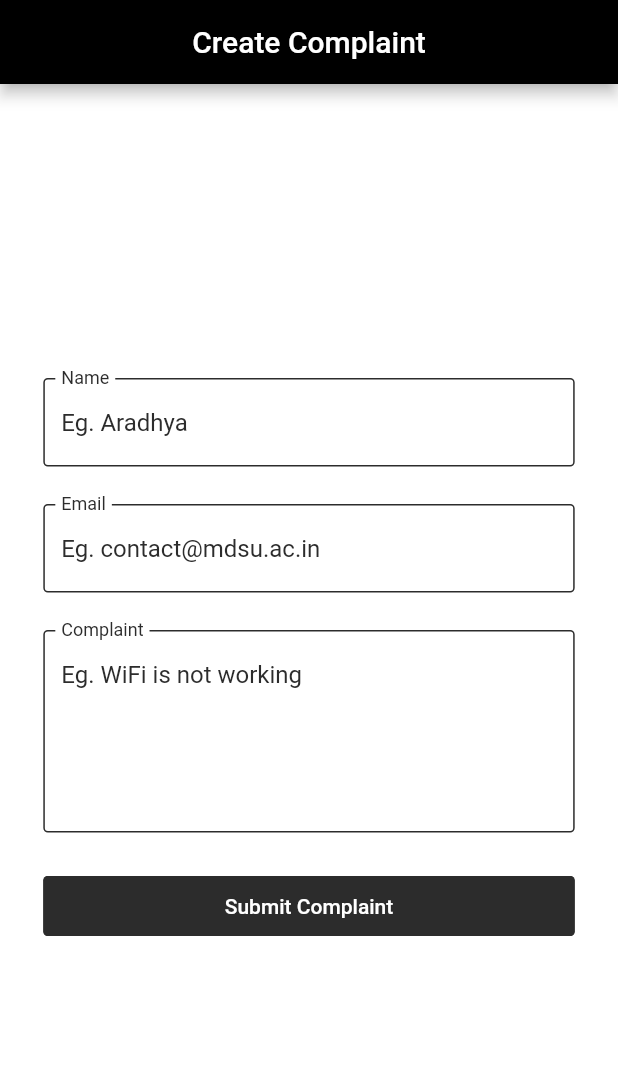
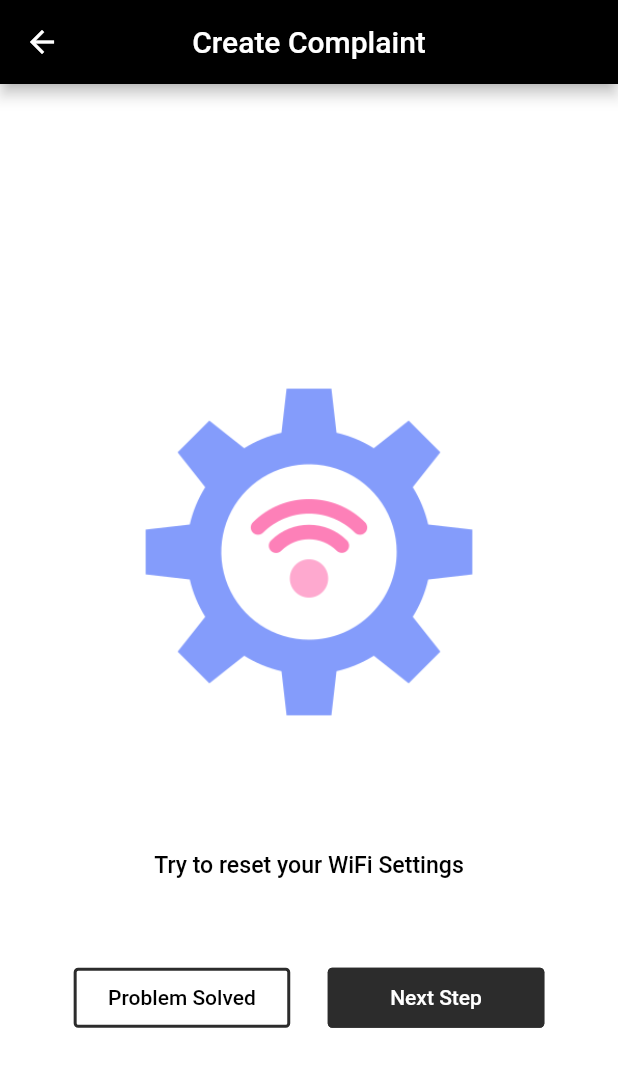
Before and after one commit to narayanvyas/mdsu_wifi_complaint, a Flutter app: the screen it shows after launch, after a tap on "Student", on a phone screen of 412 x 824 dp. Shown: the top 1067 px of the screen. Run offline on Flutter 3.47's test engine with Material 2 defaults, Android fonts, the phone set to English and light mode, and no system bars; our stand-ins replace cloud_firestore, firebase_core, flutter_screenutil, fluttertoast, get, get_storage; accounts and stored records are empty; Roboto replaces fonts that are missing (Roboto Bold, Roboto Regular).

Commit message:
Added Questioner, Icons

```diff
--- a/lib/app/modules/complaint/views/complaint_view.dart
+++ b/lib/app/modules/complaint/views/complaint_view.dart
@@ -2,6 +2,8 @@ import 'package:flutter/material.dart';
 import 'package:flutter_screenutil/flutter_screenutil.dart';
 
 import 'package:get/get.dart';
+import 'package:wifi_complaint/app/modules/complaint/views/complaint_success_view.dart';
+import 'package:wifi_complaint/app/modules/complaint/views/troubleshooting_view.dart';
 import 'package:wifi_complaint/app/theme/app_colors.dart';
 import 'package:wifi_complaint/app/theme/ui_helpers.dart';
 
@@ -11,9 +13,8 @@ import '../controllers/complaint_controller.dart';
 
 class ComplaintView extends GetView<ComplaintController> {
   final bool isDepartmentalComplaint;
-  ComplaintView({required this.isDepartmentalComplaint, Key? key})
+  const ComplaintView({required this.isDepartmentalComplaint, Key? key})
       : super(key: key);
-  final c = Get.put(ComplaintController());
   @override
   Widget build(BuildContext context) {
     return Scaffold(
@@ -21,11 +22,21 @@ class ComplaintView extends GetView<ComplaintController> {
         title: const Text('Create Complaint'),
         centerTitle: true,
       ),
-      body: Center(
+      body: Obx(() => controller.currentTroubleshootingIndex.value < 2
+          ? const TroubleshootingView()
+          : controller.currentTroubleshootingIndex.value == 3
+              ? const ComplaintSuccessView()
+              : Center(
                   child: ListView(
-          padding: EdgeInsets.symmetric(vertical: 30.h, horizontal: 30.w),
+                    padding:
+                        EdgeInsets.symmetric(vertical: 30.h, horizontal: 30.w),
                     shrinkWrap: true,
                     children: [
+                      Image.asset(
+                        'assets/images/complaint_form.png',
+                        height: 150.h,
+                      ),
+                      verticalSpaceLarge,
                       if (isDepartmentalComplaint)
                         SizedBox(
                           child: DropdownButtonFormField<String>(
@@ -50,7 +61,8 @@ class ComplaintView extends GetView<ComplaintController> {
                             dropdownColor: isDarkMode()
                                 ? AppColors.blackColor
                                 : AppColors.whiteColor,
-                  items: controller.departmentList.map((String value) {
+                            items:
+                                controller.departmentList.map((String value) {
                               return DropdownMenuItem<String>(
                                 value: value,
                                 child: SizedBox(
@@ -75,18 +87,21 @@ class ComplaintView extends GetView<ComplaintController> {
                       TextField(
                         controller: controller.emailController,
                         decoration: customTextFormFieldDecoration.copyWith(
-                  labelText: 'Email', hintText: 'Eg. contact@mdsu.ac.in'),
+                            labelText: 'Email',
+                            hintText: 'Eg. contact@mdsu.ac.in'),
                       ),
                       verticalSpaceMedium,
                       TextField(
                         controller: controller.complaintController,
                         maxLines: 5,
                         decoration: customTextFormFieldDecoration.copyWith(
-                  labelText: 'Complaint', hintText: 'Eg. WiFi is not working'),
+                            labelText: 'Complaint',
+                            hintText: 'Eg. WiFi is not working'),
                       ),
                       verticalSpaceMedium,
                       TextButton(
-              onPressed: () async => await controller.submitComplaint(),
+                        onPressed: () async =>
+                            await controller.submitComplaint(),
                         child: Text(
                           'Submit Complaint',
                           style: TextStyle(color: AppColors.whiteColor),
@@ -94,7 +109,7 @@ class ComplaintView extends GetView<ComplaintController> {
                       )
                     ],
                   ),
-      ),
+                )),
     );
   }
 }
--- /dev/null
+++ b/lib/app/modules/complaint/views/troubleshooting_view.dart
@@ -0,0 +1,62 @@
+import 'package:flutter/material.dart';
+import 'package:flutter_screenutil/flutter_screenutil.dart';
+
+import 'package:get/get.dart';
+import 'package:wifi_complaint/app/modules/complaint/controllers/complaint_controller.dart';
+import 'package:wifi_complaint/app/theme/app_colors.dart';
+import 'package:wifi_complaint/app/theme/button_styles.dart';
+import 'package:wifi_complaint/app/theme/ui_helpers.dart';
+
+class TroubleshootingView extends GetView<ComplaintController> {
+  const TroubleshootingView({Key? key}) : super(key: key);
+  @override
+  Widget build(BuildContext context) {
+    return Center(
+        child: Obx(() => ListView(
+              padding: EdgeInsets.symmetric(vertical: 30.h, horizontal: 30.w),
+              shrinkWrap: true,
+              children: [
+                Image.asset(controller.currentTroubleshootingIndex.value == 0
+                    ? 'assets/images/wifi_settings.png'
+                    : 'assets/images/restart_phone.png'),
+                Text(
+                  controller.currentTroubleshootingIndex.value == 0
+                      ? 'Try to reset your WiFi Settings'
+                      : 'Try Restarting Your Device',
+                  textAlign: TextAlign.center,
+                  style: TextStyle(
+                      fontWeight: FontWeight.w500,
+                      color: AppColors.blackColor,
+                      fontSize: 16.sp),
+                ),
+                verticalSpaceLarge,
+                Row(
+                  mainAxisAlignment: MainAxisAlignment.center,
+                  children: [
+                    TextButton(
+                        onPressed: () {
+                          controller.currentTroubleshootingIndex.value = 0;
+                          Get.back();
+                        },
+                        style: buttonStyleTwo.style,
+                        child: Text(
+                          'Problem Solved',
+                          style: TextStyle(color: AppColors.blackColor),
+                        )),
+                    horizontalSpaceMedium,
+                    TextButton(
+                        onPressed: () {
+                          controller.currentTroubleshootingIndex.value++;
+                        },
+                        child: Text(
+                          controller.currentTroubleshootingIndex.value != 1
+                              ? 'Next Step'
+                              : 'Raise Complaint',
+                          style: TextStyle(color: AppColors.whiteColor),
+                        )),
+                  ],
+                )
+              ],
+            )));
+  }
+}
--- a/lib/app/modules/home/views/home_view.dart
+++ b/lib/app/modules/home/views/home_view.dart
@@ -2,6 +2,7 @@ import 'package:flutter/material.dart';
 import 'package:flutter_screenutil/flutter_screenutil.dart';
 
 import 'package:get/get.dart';
+import 'package:wifi_complaint/app/modules/complaint/controllers/complaint_controller.dart';
 import 'package:wifi_complaint/app/modules/complaint/views/complaint_view.dart';
 import 'package:wifi_complaint/app/theme/app_colors.dart';
 import 'package:wifi_complaint/app/theme/ui_helpers.dart';
@@ -14,7 +15,7 @@ class HomeView extends GetView<HomeController> {
   Widget build(BuildContext context) {
     return Scaffold(
       appBar: AppBar(
-        title: const Text('WiFi Complaint'),
+        title: const Text('MDSU WiFi Complaint Portal'),
         centerTitle: true,
       ),
       body: Center(
@@ -25,13 +26,38 @@ class HomeView extends GetView<HomeController> {
               Card(
                 child: ListTile(
                   onTap: () {
-                    Get.to(ComplaintView(isDepartmentalComplaint: false));
+                    Get.find<ComplaintController>()
+                        .currentTroubleshootingIndex
+                        .value = 0;
+                    Get.to(const ComplaintView(isDepartmentalComplaint: false));
                   },
-                  leading: const Icon(Icons.person_outline),
-                  title: const Text('Student'),
-                  trailing: Icon(
-                    Icons.arrow_right_alt_outlined,
-                    color: AppColors.blueColor,
+                  title: Column(
+                    children: [
+                      Image.asset(
+                        'assets/images/student_image.png',
+                        height: 150.h,
+                      ),
+                      verticalSpaceMedium,
+                      Row(
+                        children: [
+                          Icon(
+                            Icons.person_outline,
+                            color: AppColors.redColor,
+                          ),
+                          horizontalSpaceSmall,
+                          const Text(
+                            'Student',
+                            style: TextStyle(fontWeight: FontWeight.w500),
+                          ),
+                          const Spacer(),
+                          Icon(
+                            Icons.arrow_right_alt_outlined,
+                            color: AppColors.redColor,
+                          ),
+                        ],
+                      ),
+                      verticalSpaceSmall,
+                    ],
                   ),
                 ),
               ),
@@ -39,13 +65,38 @@ class HomeView extends GetView<HomeController> {
               Card(
                 child: ListTile(
                   onTap: () {
-                    Get.to(ComplaintView(isDepartmentalComplaint: true));
+                    Get.find<ComplaintController>()
+                        .currentTroubleshootingIndex
+                        .value = 0;
+                    Get.to(const ComplaintView(isDepartmentalComplaint: true));
                   },
-                  leading: const Icon(Icons.crop_original_outlined),
-                  title: const Text('Department'),
-                  trailing: Icon(
-                    Icons.arrow_right_alt_outlined,
-                    color: AppColors.blueColor,
+                  title: Column(
+                    children: [
+                      Image.asset(
+                        'assets/images/department.png',
+                        height: 150.h,
+                      ),
+                      verticalSpaceMedium,
+                      Row(
+                        children: [
+                          Icon(
+                            Icons.house_outlined,
+                            color: AppColors.redColor,
+                          ),
+                          horizontalSpaceSmall,
+                          const Text(
+                            'Department',
+                            style: TextStyle(fontWeight: FontWeight.w500),
+                          ),
+                          const Spacer(),
+                          Icon(
+                            Icons.arrow_right_alt_outlined,
+                            color: AppColors.redColor,
+                          ),
+                        ],
+                      ),
+                      verticalSpaceSmall,
+                    ],
                   ),
                 ),
               ),
--- a/lib/app/routes/app_pages.dart
+++ b/lib/app/routes/app_pages.dart
@@ -20,7 +20,7 @@ class AppPages {
     ),
     GetPage(
       name: _Paths.COMPLAINT,
-      page: () => ComplaintView(
+      page: () => const ComplaintView(
         isDepartmentalComplaint: false,
       ),
       binding: ComplaintBinding(),
--- a/lib/app/routes/app_routes.dart
+++ b/lib/app/routes/app_routes.dart
@@ -5,10 +5,12 @@ abstract class Routes {
   Routes._();
   static const HOME = _Paths.HOME;
   static const COMPLAINT = _Paths.COMPLAINT;
+  static const TROUBLESHOOTING = _Paths.TROUBLESHOOTING;
 }
 
 abstract class _Paths {
   _Paths._();
   static const HOME = '/home';
   static const COMPLAINT = '/complaint';
+  static const TROUBLESHOOTING = '/troubleshooting';
 }
--- a/lib/app/theme/button_styles.dart
+++ b/lib/app/theme/button_styles.dart
@@ -12,23 +12,22 @@ TextButtonThemeData buttonStyleOne = TextButtonThemeData(
   padding: MaterialStateProperty.all<EdgeInsetsGeometry>(
       EdgeInsets.symmetric(horizontal: 15.w, vertical: 10.h)),
   minimumSize: MaterialStateProperty.all<Size>(
-    Size(180.w, 45.h),
+    Size(150.w, 45.h),
   ),
   backgroundColor: MaterialStateProperty.all<Color?>(AppColors.primaryColor),
   shape: MaterialStateProperty.all<OutlinedBorder>(RoundedRectangleBorder(
       borderRadius: BorderRadius.circular(3),
       side: BorderSide(color: AppColors.primaryColor!, width: 2))),
 ));
-
 TextButtonThemeData buttonStyleTwo = TextButtonThemeData(
     style: ButtonStyle(
   padding: MaterialStateProperty.all<EdgeInsetsGeometry>(
-      EdgeInsets.symmetric(horizontal: 10.w, vertical: 5.h)),
+      EdgeInsets.symmetric(horizontal: 15.w, vertical: 10.h)),
   minimumSize: MaterialStateProperty.all<Size>(
-    Size(120.w, 45.h),
+    Size(150.w, 45.h),
   ),
-  backgroundColor: MaterialStateProperty.all<Color?>(AppColors.primaryBgColor),
+  backgroundColor: MaterialStateProperty.all<Color?>(AppColors.whiteColor),
   shape: MaterialStateProperty.all<OutlinedBorder>(RoundedRectangleBorder(
       borderRadius: BorderRadius.circular(3),
-      side: BorderSide(color: AppColors.primaryColor!, width: 1))),
+      side: BorderSide(color: AppColors.primaryColor!, width: 2))),
 ));
--- a/lib/app/theme/theme_data.dart
+++ b/lib/app/theme/theme_data.dart
@@ -15,7 +15,7 @@ ThemeData lightThemeStyle = ThemeData(
         bodyText2: bodyStyle),
     textButtonTheme: buttonStyleOne,
     appBarTheme: AppBarTheme(
-        iconTheme: IconThemeData(color: AppColors.blackColor),
+        iconTheme: IconThemeData(color: AppColors.whiteColor),
         backgroundColor: AppColors.blackColor),
     inputDecorationTheme: outlineInputTextFormFieldStyle,
     canvasColor: AppColors.whiteColor);
--- a/lib/main.dart
+++ b/lib/main.dart
@@ -5,6 +5,7 @@ import 'package:flutter_screenutil/flutter_screenutil.dart';
 import 'package:get/get.dart';
 import 'package:get_storage/get_storage.dart';
 import 'package:wifi_complaint/app/controllers/global_controller.dart';
+import 'package:wifi_complaint/app/modules/complaint/controllers/complaint_controller.dart';
 import 'package:wifi_complaint/app/modules/home/views/home_view.dart';
 
 import 'app/global.dart';
@@ -17,6 +18,7 @@ void main() async {
   await Firebase.initializeApp();
   await GetStorage.init();
   Get.put(GlobalController());
+  Get.put(ComplaintController());
   runApp(
     const MyApp(),
   );
--- a/lib/services/database.dart
+++ b/lib/services/database.dart
@@ -11,12 +11,12 @@ final databaseReference = FirebaseFirestore.instance;
 
 class Database {
   /// Create new user to Firebase Authentication and storage data to the database
-  Future<void> createComplaint(
-      String name, String email, String complaint, dynamic complaintJson,
+  Future<void> createComplaint(String id, String name, String email,
+      String complaint, dynamic complaintJson,
       {String? department}) async {
     try {
       final ComplaintModel complaintModel = ComplaintModel.fromJson({
-        'id': getTimeStamp(),
+        'id': id,
         'name': name,
         'email': email,
         'complaint': complaint,
@@ -28,7 +28,6 @@ class Database {
           .collection("mail")
           .doc(complaintModel.id)
           .set(complaintModel.toJson());
-      showSnackbar('Complaint Created Successfully', Status.success);
     } catch (e) {
       debugPrint(e.toString());
       showSnackbar('Error Creating Complaint', Status.failed);
--- a/pubspec.yaml
+++ b/pubspec.yaml
@@ -6,7 +6,6 @@ environment:
   sdk: '>=2.18.4 <3.0.0'
 
 dependencies:
-  cupertino_icons: ^1.0.2
   get: 4.6.5
   fluttertoast: 8.1.1
   url_launcher: 6.1.6
@@ -24,3 +23,6 @@ dev_dependencies:
 
 flutter:
   uses-material-design: true
+  assets:
+    - assets/
+    - assets/images/
```
Also changed, not shown: lib/app/modules/complaint/controllers/complaint_controller.dart (+16 -41 lines), lib/app/modules/complaint/views/complaint_success_view.dart (added, +52 -0 lines), assets/images/complaint_form.png (added), assets/images/department.png (added), assets/images/restart_phone.png (added), assets/images/student_image.png (added), assets/images/success_icon.png (added), assets/images/wifi_settings.png (added), pubspec.lock. Lines whose indentation alone changed are shown as unchanged.
